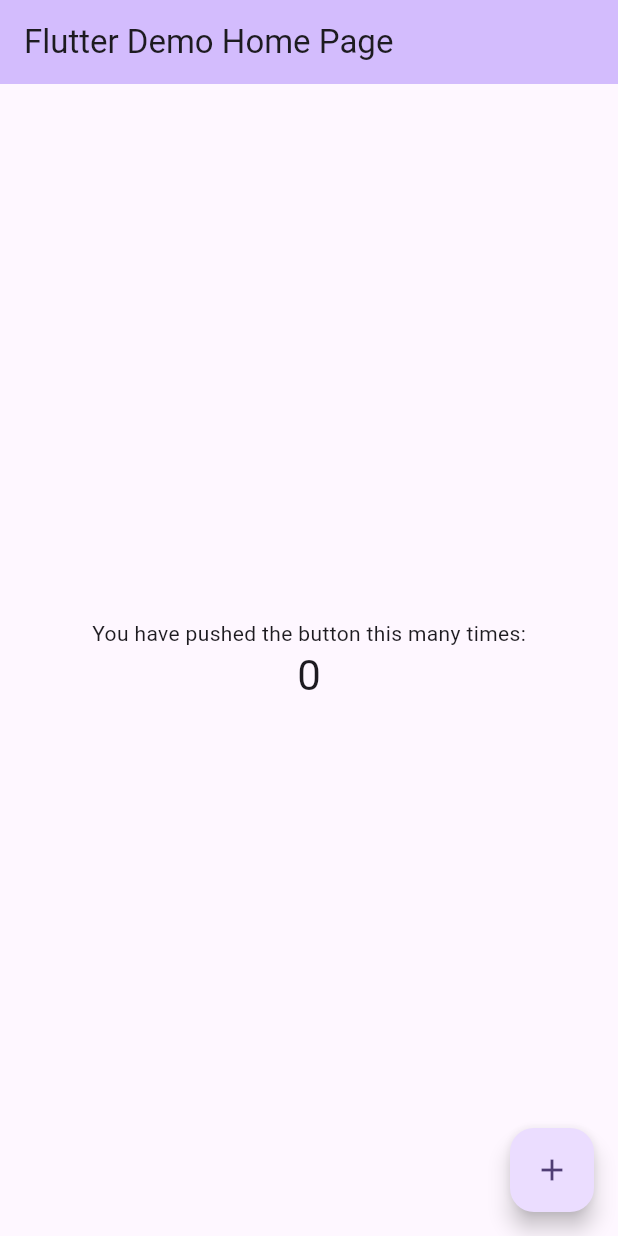
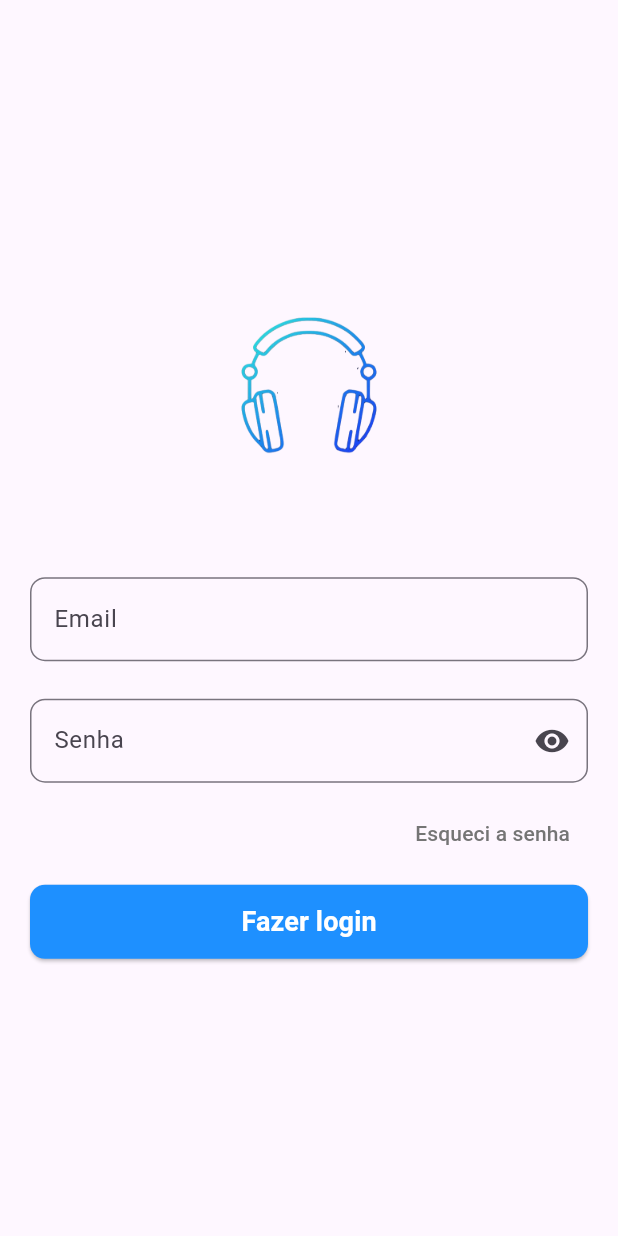
Before and after one commit to gustavoalves20/app_musica, a Flutter app: the screen it shows after launch, on a phone screen of 412 x 824 dp. Run offline on Flutter 3.47's test engine with Material 3 defaults, Android fonts, the light colour scheme and no system bars.

Commit message:
Primeira versão da tela de login

```diff
--- a/lib/main.dart
+++ b/lib/main.dart
@@ -1,4 +1,5 @@
 import 'package:flutter/material.dart';
+import 'package:nusic/views/login_view.dart';
 
 void main() {
   runApp(const MyApp());
@@ -7,119 +8,15 @@
 class MyApp extends StatelessWidget {
   const MyApp({super.key});
 
-  // This widget is the root of your application.
   @override
   Widget build(BuildContext context) {
     return MaterialApp(
       title: 'Flutter Demo',
+      debugShowCheckedModeBanner: false,
       theme: ThemeData(
-        // This is the theme of your application.
-        //
-        // TRY THIS: Try running your application with "flutter run". You'll see
-        // the application has a purple toolbar. Then, without quitting the app,
-        // try changing the seedColor in the colorScheme below to Colors.green
-        // and then invoke "hot reload" (save your changes or press the "hot
-        // reload" button in a Flutter-supported IDE, or press "r" if you used
-        // the command line to start the app).
-        //
-        // Notice that the counter didn't reset back to zero; the application
-        // state is not lost during the reload. To reset the state, use hot
-        // restart instead.
-        //
-        // This works for code too, not just values: Most code changes can be
-        // tested with just a hot reload.
-        colorScheme: ColorScheme.fromSeed(seedColor: Colors.deepPurple),
         useMaterial3: true,
       ),
-      home: const MyHomePage(title: 'Flutter Demo Home Page'),
+      home: const LoginView(),
     );
   }
 }
-
-class MyHomePage extends StatefulWidget {
-  const MyHomePage({super.key, required this.title});
-
-  // This widget is the home page of your application. It is stateful, meaning
-  // that it has a State object (defined below) that contains fields that affect
-  // how it looks.
-
-  // This class is the configuration for the state. It holds the values (in this
-  // case the title) provided by the parent (in this case the App widget) and
-  // used by the build method of the State. Fields in a Widget subclass are
-  // always marked "final".
-
-  final String title;
-
-  @override
-  State<MyHomePage> createState() => _MyHomePageState();
-}
-
-class _MyHomePageState extends State<MyHomePage> {
-  int _counter = 0;
-
-  void _incrementCounter() {
-    setState(() {
-      // This call to setState tells the Flutter framework that something has
-      // changed in this State, which causes it to rerun the build method below
-      // so that the display can reflect the updated values. If we changed
-      // _counter without calling setState(), then the build method would not be
-      // called again, and so nothing would appear to happen.
-      _counter++;
-    });
-  }
-
-  @override
-  Widget build(BuildContext context) {
-    // This method is rerun every time setState is called, for instance as done
-    // by the _incrementCounter method above.
-    //
-    // The Flutter framework has been optimized to make rerunning build methods
-    // fast, so that you can just rebuild anything that needs updating rather
-    // than having to individually change instances of widgets.
-    return Scaffold(
-      appBar: AppBar(
-        // TRY THIS: Try changing the color here to a specific color (to
-        // Colors.amber, perhaps?) and trigger a hot reload to see the AppBar
-        // change color while the other colors stay the same.
-        backgroundColor: Theme.of(context).colorScheme.inversePrimary,
-        // Here we take the value from the MyHomePage object that was created by
-        // the App.build method, and use it to set our appbar title.
-        title: Text(widget.title),
-      ),
-      body: Center(
-        // Center is a layout widget. It takes a single child and positions it
-        // in the middle of the parent.
-        child: Column(
-          // Column is also a layout widget. It takes a list of children and
-          // arranges them vertically. By default, it sizes itself to fit its
-          // children horizontally, and tries to be as tall as its parent.
-          //
-          // Column has various properties to control how it sizes itself and
-          // how it positions its children. Here we use mainAxisAlignment to
-          // center the children vertically; the main axis here is the vertical
-          // axis because Columns are vertical (the cross axis would be
-          // horizontal).
-          //
-          // TRY THIS: Invoke "debug painting" (choose the "Toggle Debug Paint"
-          // action in the IDE, or press "p" in the console), to see the
-          // wireframe for each widget.
-          mainAxisAlignment: MainAxisAlignment.center,
-          children: <Widget>[
-            const Text(
-              'You have pushed the button this many times:',
-            ),
-            Text(
-              '$_counter',
-              style: Theme.of(context).textTheme.headlineMedium,
-            ),
-          ],
-        ),
-      ),
-      floatingActionButton: FloatingActionButton(
-        onPressed: _incrementCounter,
-        tooltip: 'Increment',
-        child: const Icon(Icons.add),
-      ), // This trailing comma makes auto-formatting nicer for build methods.
-    );
-  }
-}
--- /dev/null
+++ b/lib/views/login_view.dart
@@ -0,0 +1,111 @@
+import 'package:flutter/material.dart';
+
+class LoginView extends StatefulWidget {
+  const LoginView({super.key});
+
+  @override
+  State<LoginView> createState() => _LoginViewState();
+}
+
+class _LoginViewState extends State<LoginView> {
+  @override
+  Widget build(BuildContext context) {
+    TextEditingController _loginController = TextEditingController();
+    var altura = MediaQuery.of(context).size.height;
+    var largura = MediaQuery.of(context).size.width;
+
+    return SafeArea(
+      child: Material(
+        child: Column(
+          mainAxisAlignment: MainAxisAlignment.center,
+          children: [
+            Image.asset('assets/logo.png', height: 150),
+            Padding(
+              padding: const EdgeInsets.only(top: 50, bottom: 25, left: 20, right: 20),
+              child: TextField(
+                cursorColor: const Color(0xFF1E90FF),
+                decoration: InputDecoration(
+                  hintText: 'Email',
+                  border: OutlineInputBorder(
+                    borderRadius: BorderRadius.circular(10),
+                    borderSide: const BorderSide(
+                      color: Color(0xFF1E90FF),
+                    ),
+                  ),
+                  focusedBorder: OutlineInputBorder(
+                    borderRadius: BorderRadius.circular(10),
+                    borderSide: const BorderSide(
+                      color: Color(0xFF1E90FF),
+                    ),
+                  ),
+                ),
+              ),
+            ),
+            Padding(
+              padding: const EdgeInsets.only(left: 20, right: 20, bottom: 10),
+              child: TextField(
+                controller: _loginController,
+                cursorColor: const Color(0xFF1E90FF),
+                obscureText: true,
+                decoration: InputDecoration(
+                  hintText: 'Senha',
+                  suffixIcon: const Icon(Icons.visibility),
+                  border: OutlineInputBorder(
+                    borderRadius: BorderRadius.circular(10),
+                    borderSide: const BorderSide(
+                      color: Color(0xFF1E90FF),
+                    ),
+                  ),
+                  focusedBorder: OutlineInputBorder(
+                    borderRadius: BorderRadius.circular(10),
+                    borderSide: const BorderSide(
+                      color: Color(0xFF1E90FF),
+                    ),
+                  ),
+                ),
+              ),
+            ),
+            Padding(
+              padding: const EdgeInsets.only(right: 20),
+              child: Row(
+                mainAxisAlignment: MainAxisAlignment.end,
+                children: [
+                  TextButton(
+                    onPressed: () {},
+                    child: const Text(
+                      "Esqueci a senha",
+                      style: TextStyle(
+                        color: Color(0xFF757575),
+                      ),
+                    ),
+                  ),
+                ],
+              ),
+            ),
+            Padding(
+              padding: const EdgeInsets.only(left: 20, right: 20, top: 10),
+              child: ElevatedButton(
+                style: ElevatedButton.styleFrom(
+                  backgroundColor: const Color(0xFF1E90FF),
+                  minimumSize: Size(largura, altura * 0.06),
+                  shape: RoundedRectangleBorder(
+                    borderRadius: BorderRadius.circular(10),
+                  ),
+                ),
+                onPressed: () {},
+                child: const Text(
+                  "Fazer login",
+                  style: TextStyle(
+                    color: Colors.white,
+                    fontWeight: FontWeight.bold,
+                    fontSize: 18,
+                  ),
+                ),
+              ),
+            ),
+          ],
+        ),
+      ),
+    );
+  }
+}
--- a/pubspec.yaml
+++ b/pubspec.yaml
@@ -55,8 +55,8 @@ flutter:
   uses-material-design: true
 
   # To add assets to your application, add an assets section, like this:
-  # assets:
-  #   - images/a_dot_burr.jpeg
+  assets:
+    - assets/logo.png
   #   - images/a_dot_ham.jpeg
 
   # An image asset can refer to one or more resolution-specific "variants", see
```
Also changed, not shown: assets/logo.png (added).
